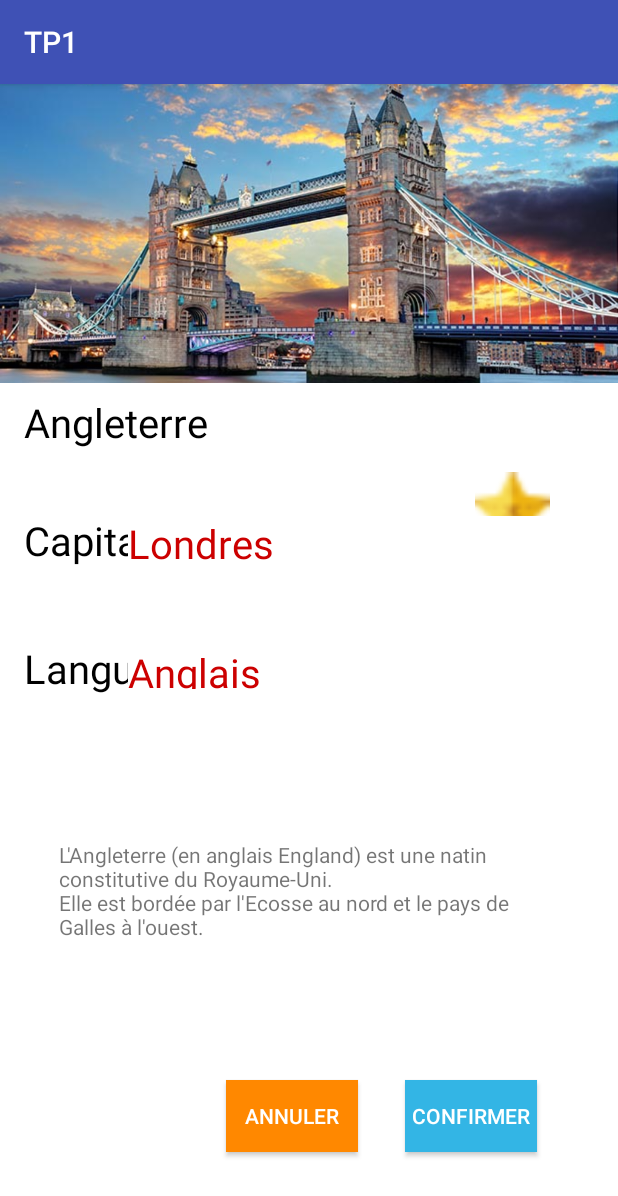
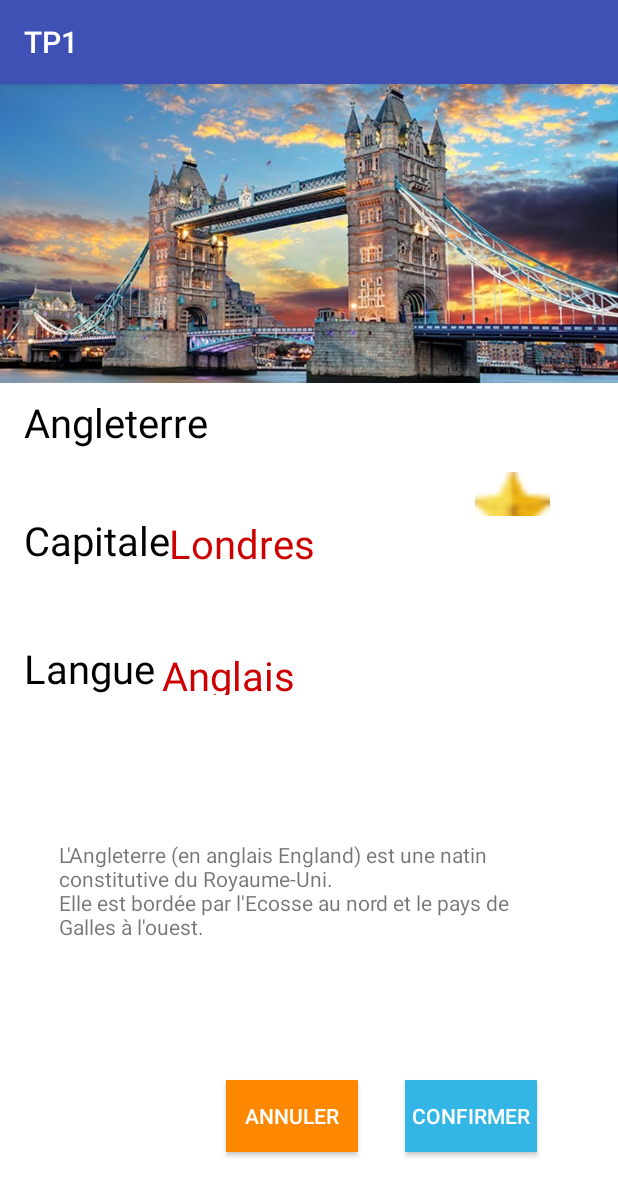
Before and after one commit to KentLothbrok/TP1, an Android app: the MainActivity2 screen opened directly, with no data from a screen before it, on a phone screen of 412 x 824 dp. Shown: the top 1196 px of the screen. Run offline under Robolectric (Android 15) with nearby library versions, the phone set to English and light mode, and no system bars.

Commit message:
Maj tvLangue2

```diff
--- a/app/src/main/res/layout/activity_main2.xml
+++ b/app/src/main/res/layout/activity_main2.xml
@@ -86,8 +86,7 @@
         android:textSize="40px"
         app:layout_constraintBottom_toBottomOf="parent"
         app:layout_constraintEnd_toEndOf="parent"
-        app:layout_constraintHorizontal_bias="0.937"
-        app:layout_constraintStart_toStartOf="parent"
+        app:layout_constraintStart_toEndOf="@+id/tvCapitale"
         app:layout_constraintTop_toBottomOf="@+id/imgLondon"
         app:layout_constraintVertical_bias="0.155" />
 
@@ -112,7 +111,7 @@
     <TextView
         android:id="@+id/tvLangue2"
         android:layout_width="wrap_content"
-        android:layout_height="29dp"
+        android:layout_height="31dp"
         android:layout_marginBottom="8dp"
         android:layout_marginEnd="8dp"
         android:layout_marginStart="8dp"
@@ -125,10 +124,9 @@
         android:textSize="40px"
         app:layout_constraintBottom_toBottomOf="parent"
         app:layout_constraintEnd_toEndOf="parent"
-        app:layout_constraintHorizontal_bias="0.937"
-        app:layout_constraintStart_toStartOf="parent"
+        app:layout_constraintStart_toEndOf="@+id/tvLangue"
         app:layout_constraintTop_toBottomOf="@+id/imgLondon"
-        app:layout_constraintVertical_bias="0.319" />
+        app:layout_constraintVertical_bias="0.324" />
 
     <TextView
         android:id="@+id/tvResume"
```
